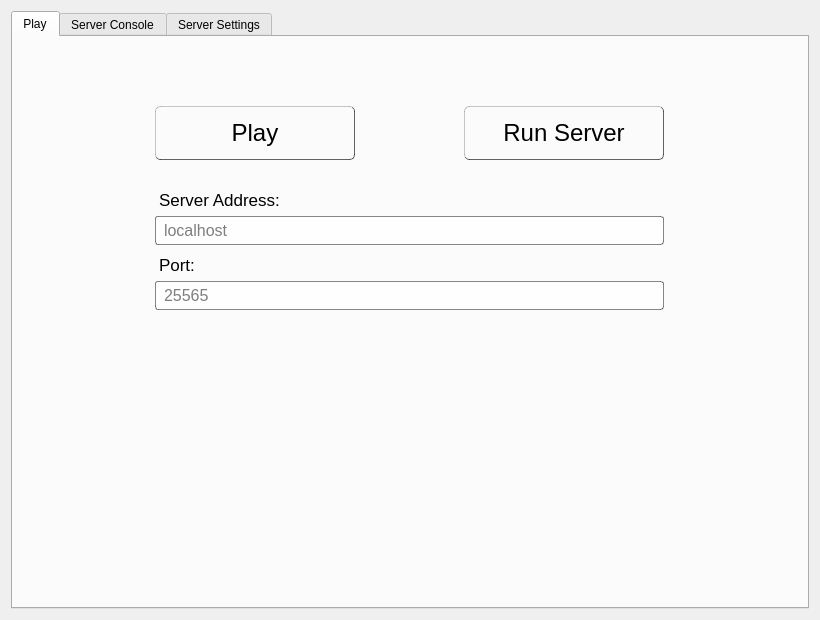
Old version of the form files/ui/playpage.ui in the repository MrZer0x0/TES3MP.
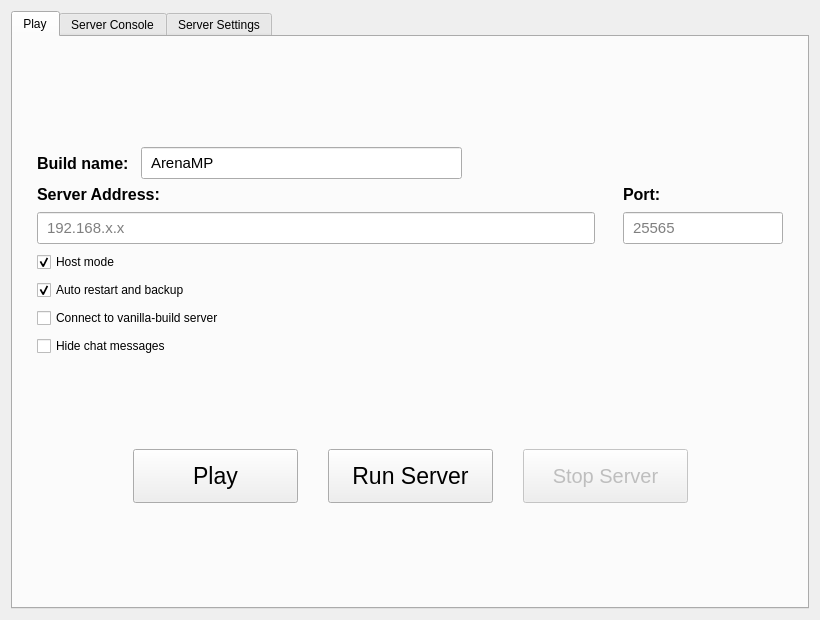
New version of the form.

Patch:
```diff
--- a/files/ui/playpage.ui
+++ b/files/ui/playpage.ui
@@ -21,129 +21,300 @@
        <string>Play</string>
       </attribute>
       <layout class="QVBoxLayout" name="playTabLayout">
+       <property name="leftMargin">
+        <number>24</number>
+       </property>
+       <property name="topMargin">
+        <number>24</number>
+       </property>
+       <property name="rightMargin">
+        <number>24</number>
+       </property>
+       <property name="bottomMargin">
+        <number>18</number>
+       </property>
        <item>
-        <widget class="QWidget" name="Scroll" native="true">
-         <property name="styleSheet">
-          <string notr="true">#Scroll {
-    background: transparent;
-}
-</string>
+        <spacer name="playTopSpacer">
+         <property name="orientation">
+          <enum>Qt::Vertical</enum>
          </property>
-         <layout class="QGridLayout" name="gridLayout">
-          <property name="leftMargin"><number>30</number></property>
-          <property name="topMargin"><number>60</number></property>
-          <property name="rightMargin"><number>30</number></property>
-          <property name="verticalSpacing"><number>6</number></property>
-          <item row="1" column="1">
-           <widget class="QPushButton" name="playButton">
-            <property name="minimumSize"><size><width>200</width><height>70</height></size></property>
-            <property name="maximumSize"><size><width>200</width><height>70</height></size></property>
-            <property name="styleSheet">
-             <string notr="true">#playButton, #serverButton {
-    height: 50px;
-    margin-bottom: 16px;
-    background-color: qlineargradient(spread:pad, x1:0, y1:0, x2:0, y2:1,
-        stop:0 rgba(255,255,255,200), stop:0.1 rgba(255,255,255,15),
-        stop:0.49 rgba(255,255,255,75), stop:0.5 rgba(0,0,0,0),
-        stop:0.9 rgba(0,0,0,55), stop:1 rgba(0,0,0,100));
-    font-size: 18pt; color: black;
-    border-right: 1px solid rgba(0,0,0,155);
-    border-left:  1px solid rgba(0,0,0,55);
-    border-top:   1px solid rgba(0,0,0,55);
-    border-bottom:1px solid rgba(0,0,0,155);
-    border-radius: 5px;
-}
-#playButton:hover, #serverButton:hover { border: 2px solid rgba(164,192,228,255); }
-#playButton:pressed, #serverButton:pressed {
-    background: qlineargradient(x1:0,y1:0,x2:0,y2:1,
-        stop:0 rgba(0,0,0,75), stop:0.1 rgba(0,0,0,15),
-        stop:0.2 rgba(255,255,255,55), stop:1 rgba(255,255,255,155));
-    border: 1px solid rgba(0,0,0,55);
-}</string>
-            </property>
-            <property name="text"><string>Play</string></property>
-           </widget>
-          </item>
-          <item row="1" column="2">
-           <widget class="QPushButton" name="serverButton">
-            <property name="minimumSize"><size><width>200</width><height>70</height></size></property>
-            <property name="maximumSize"><size><width>200</width><height>70</height></size></property>
-            <property name="styleSheet">
-             <string notr="true">#playButton, #serverButton {
-    height: 50px;
-    margin-bottom: 16px;
-    background-color: qlineargradient(spread:pad, x1:0, y1:0, x2:0, y2:1,
-        stop:0 rgba(255,255,255,200), stop:0.1 rgba(255,255,255,15),
-        stop:0.49 rgba(255,255,255,75), stop:0.5 rgba(0,0,0,0),
-        stop:0.9 rgba(0,0,0,55), stop:1 rgba(0,0,0,100));
-    font-size: 18pt; color: black;
-    border-right: 1px solid rgba(0,0,0,155);
-    border-left:  1px solid rgba(0,0,0,55);
-    border-top:   1px solid rgba(0,0,0,55);
-    border-bottom:1px solid rgba(0,0,0,155);
-    border-radius: 5px;
-}
-#playButton:hover, #serverButton:hover { border: 2px solid rgba(164,192,228,255); }
-#playButton:pressed, #serverButton:pressed {
-    background: qlineargradient(x1:0,y1:0,x2:0,y2:1,
-        stop:0 rgba(0,0,0,75), stop:0.1 rgba(0,0,0,15),
-        stop:0.2 rgba(255,255,255,55), stop:1 rgba(255,255,255,155));
-    border: 1px solid rgba(0,0,0,55);
-}</string>
-            </property>
-            <property name="text"><string>Run Server</string></property>
-           </widget>
-          </item>
-          <item row="2" column="1" colspan="2">
-           <widget class="QLabel" name="serverLabel">
-            <property name="styleSheet">
-             <string notr="true">#serverLabel { font-size: 13pt; color: black; margin-top: 8px; }</string>
-            </property>
-            <property name="text"><string>Server Address:</string></property>
-           </widget>
-          </item>
-          <item row="3" column="1" colspan="2">
-           <widget class="QLineEdit" name="serverAddressEdit">
-            <property name="placeholderText"><string>localhost</string></property>
-            <property name="styleSheet">
-             <string notr="true">#serverAddressEdit {
-    font-size: 12pt; color: black;
-    background: rgba(255,255,255,200);
-    border: 1px solid rgba(0,0,0,120);
-    border-radius: 3px; padding: 3px 6px;
-}</string>
-            </property>
-           </widget>
-          </item>
-          <item row="4" column="1" colspan="2">
-           <widget class="QLabel" name="portLabel">
-            <property name="styleSheet">
-             <string notr="true">#portLabel { font-size: 13pt; color: black; margin-top: 4px; }</string>
-            </property>
-            <property name="text"><string>Port:</string></property>
-           </widget>
-          </item>
-          <item row="5" column="1" colspan="2">
-           <widget class="QLineEdit" name="serverPortEdit">
-            <property name="placeholderText"><string>25565</string></property>
-            <property name="styleSheet">
-             <string notr="true">#serverPortEdit {
-    font-size: 12pt; color: black;
-    background: rgba(255,255,255,200);
-    border: 1px solid rgba(0,0,0,120);
-    border-radius: 3px; padding: 3px 6px;
-}</string>
-            </property>
-           </widget>
-          </item>
-          <item row="6" column="1" colspan="2">
-           <spacer name="verticalSpacer">
-            <property name="orientation"><enum>Qt::Vertical</enum></property>
-            <property name="sizeHint" stdset="0"><size><width>20</width><height>30</height></size></property>
-           </spacer>
-          </item>
-         </layout>
-        </widget>
+         <property name="sizeHint" stdset="0">
+          <size>
+           <width>20</width>
+           <height>38</height>
+          </size>
+         </property>
+        </spacer>
+       </item>
+       <item>
+        <layout class="QHBoxLayout" name="buildNameLayout">
+         <property name="spacing">
+          <number>12</number>
+         </property>
+         <item>
+          <widget class="QLabel" name="buildNameLabel">
+           <property name="text">
+            <string>Build name:</string>
+           </property>
+           <property name="styleSheet">
+            <string notr="true">font-size: 12pt; font-weight: 500;</string>
+           </property>
+          </widget>
+         </item>
+         <item>
+          <widget class="QLineEdit" name="buildNameEdit">
+           <property name="text">
+            <string>ArenaMP</string>
+           </property>
+           <property name="minimumSize">
+            <size>
+             <width>320</width>
+             <height>32</height>
+            </size>
+           </property>
+           <property name="styleSheet">
+            <string notr="true">font-size: 11pt; padding: 3px 7px;</string>
+           </property>
+          </widget>
+         </item>
+         <item>
+          <spacer name="buildNameSpacer">
+           <property name="orientation">
+            <enum>Qt::Horizontal</enum>
+           </property>
+           <property name="sizeHint" stdset="0">
+            <size>
+             <width>40</width>
+             <height>20</height>
+            </size>
+           </property>
+          </spacer>
+         </item>
+        </layout>
+       </item>
+       <item>
+        <layout class="QGridLayout" name="serverConnectionLayout">
+         <property name="horizontalSpacing">
+          <number>28</number>
+         </property>
+         <property name="verticalSpacing">
+          <number>8</number>
+         </property>
+         <item row="0" column="0">
+          <widget class="QLabel" name="serverLabel">
+           <property name="text">
+            <string>Server Address:</string>
+           </property>
+           <property name="styleSheet">
+            <string notr="true">font-size: 12pt; font-weight: 500;</string>
+           </property>
+          </widget>
+         </item>
+         <item row="0" column="1">
+          <widget class="QLabel" name="portLabel">
+           <property name="text">
+            <string>Port:</string>
+           </property>
+           <property name="styleSheet">
+            <string notr="true">font-size: 12pt; font-weight: 500;</string>
+           </property>
+          </widget>
+         </item>
+         <item row="1" column="0">
+          <widget class="QLineEdit" name="serverAddressEdit">
+           <property name="minimumSize">
+            <size>
+             <width>300</width>
+             <height>32</height>
+            </size>
+           </property>
+           <property name="placeholderText">
+            <string>192.168.x.x</string>
+           </property>
+           <property name="styleSheet">
+            <string notr="true">font-size: 11pt; padding: 3px 7px;</string>
+           </property>
+          </widget>
+         </item>
+         <item row="1" column="1">
+          <widget class="QLineEdit" name="serverPortEdit">
+           <property name="minimumSize">
+            <size>
+             <width>130</width>
+             <height>32</height>
+            </size>
+           </property>
+           <property name="maximumSize">
+            <size>
+             <width>160</width>
+             <height>32</height>
+            </size>
+           </property>
+           <property name="placeholderText">
+            <string>25565</string>
+           </property>
+           <property name="styleSheet">
+            <string notr="true">font-size: 11pt; padding: 3px 7px;</string>
+           </property>
+          </widget>
+         </item>
+         <item row="2" column="0" colspan="2">
+          <widget class="QCheckBox" name="autoStartServerCheckBox">
+           <property name="text">
+            <string>Host mode</string>
+           </property>
+           <property name="checked">
+            <bool>true</bool>
+           </property>
+          </widget>
+         </item>
+         <item row="3" column="0" colspan="2">
+          <widget class="QCheckBox" name="autoRestartServerCheckBox">
+           <property name="text">
+            <string>Auto restart and backup</string>
+           </property>
+           <property name="checked">
+            <bool>true</bool>
+           </property>
+          </widget>
+         </item>
+         <item row="4" column="0" colspan="2">
+          <widget class="QCheckBox" name="vanillaServerCheckBox">
+           <property name="text">
+            <string>Connect to vanilla-build server</string>
+           </property>
+           <property name="toolTip">
+            <string>Use the official TES3MP 0.8.1 network identity (protocol 10, commit 68954091c5) required by older non-ArenaMP servers. Content files are not changed automatically, and local auto-start is skipped in this mode.</string>
+           </property>
+           <property name="checked">
+            <bool>false</bool>
+           </property>
+          </widget>
+         </item>
+         <item row="5" column="0" colspan="2">
+          <widget class="QCheckBox" name="hideChatHistoryCheckBox">
+           <property name="text">
+            <string>Hide chat messages</string>
+           </property>
+           <property name="toolTip">
+            <string>Hide received chat messages while keeping the chat input available.</string>
+           </property>
+           <property name="checked">
+            <bool>false</bool>
+           </property>
+          </widget>
+         </item>
+        </layout>
+       </item>
+       <item>
+        <spacer name="playMiddleSpacer">
+         <property name="orientation">
+          <enum>Qt::Vertical</enum>
+         </property>
+         <property name="sizeHint" stdset="0">
+          <size>
+           <width>20</width>
+           <height>55</height>
+          </size>
+         </property>
+        </spacer>
+       </item>
+       <item>
+        <layout class="QHBoxLayout" name="playButtonsLayout">
+         <property name="spacing">
+          <number>30</number>
+         </property>
+         <item>
+          <spacer name="playButtonsLeftSpacer">
+           <property name="orientation">
+            <enum>Qt::Horizontal</enum>
+           </property>
+           <property name="sizeHint" stdset="0">
+            <size>
+             <width>30</width>
+             <height>20</height>
+            </size>
+           </property>
+          </spacer>
+         </item>
+         <item>
+          <widget class="QPushButton" name="playButton">
+           <property name="minimumSize">
+            <size>
+             <width>165</width>
+             <height>54</height>
+            </size>
+           </property>
+           <property name="text">
+            <string>Play</string>
+           </property>
+           <property name="styleSheet">
+            <string notr="true">font-size: 17pt;</string>
+           </property>
+          </widget>
+         </item>
+         <item>
+          <widget class="QPushButton" name="serverButton">
+           <property name="minimumSize">
+            <size>
+             <width>165</width>
+             <height>54</height>
+            </size>
+           </property>
+           <property name="text">
+            <string>Run Server</string>
+           </property>
+           <property name="styleSheet">
+            <string notr="true">font-size: 17pt;</string>
+           </property>
+          </widget>
+         </item>
+         <item>
+          <widget class="QPushButton" name="stopServerButton">
+           <property name="minimumSize">
+            <size>
+             <width>165</width>
+             <height>54</height>
+            </size>
+           </property>
+           <property name="text">
+            <string>Stop Server</string>
+           </property>
+           <property name="enabled">
+            <bool>false</bool>
+           </property>
+           <property name="styleSheet">
+            <string notr="true">font-size: 15pt;</string>
+           </property>
+          </widget>
+         </item>
+         <item>
+          <spacer name="playButtonsRightSpacer">
+           <property name="orientation">
+            <enum>Qt::Horizontal</enum>
+           </property>
+           <property name="sizeHint" stdset="0">
+            <size>
+             <width>30</width>
+             <height>20</height>
+            </size>
+           </property>
+          </spacer>
+         </item>
+        </layout>
+       </item>
+       <item>
+        <spacer name="playBottomSpacer">
+         <property name="orientation">
+          <enum>Qt::Vertical</enum>
+         </property>
+         <property name="sizeHint" stdset="0">
+          <size>
+           <width>20</width>
+           <height>30</height>
+          </size>
+         </property>
+        </spacer>
        </item>
       </layout>
      </widget>
```
Left out of the diff: 628 changed lines with no effect on the pictures.
